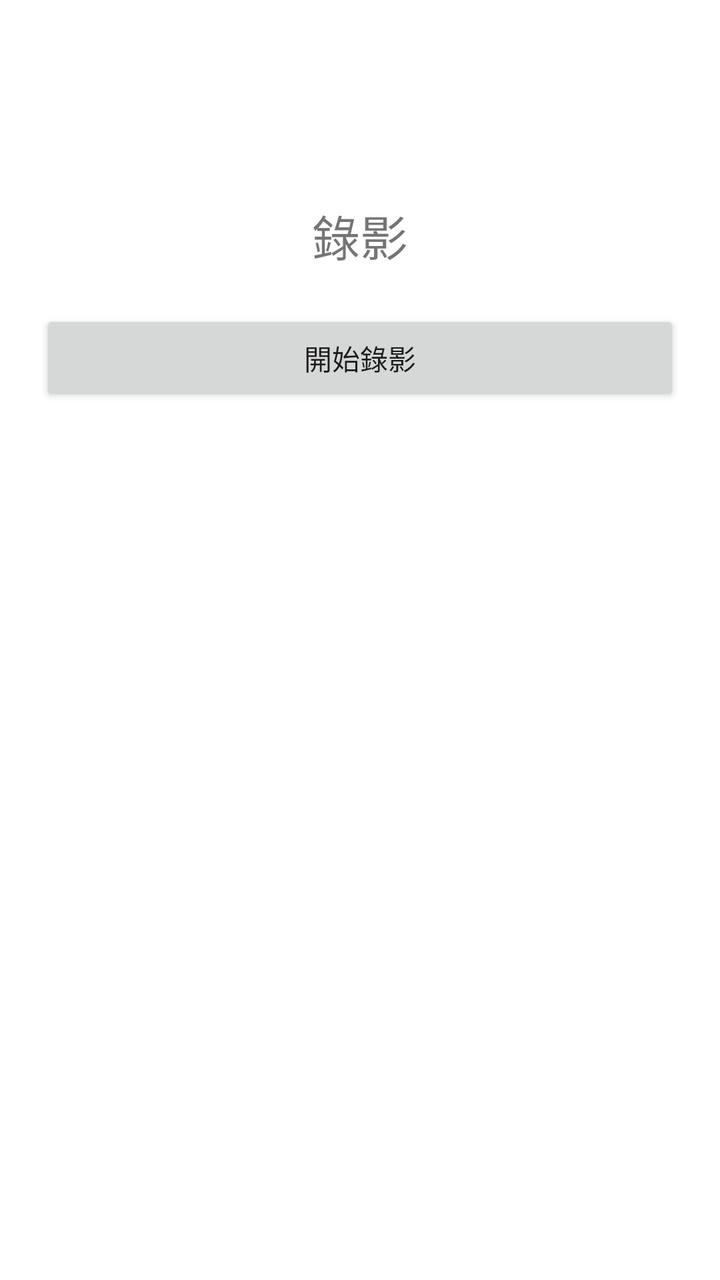
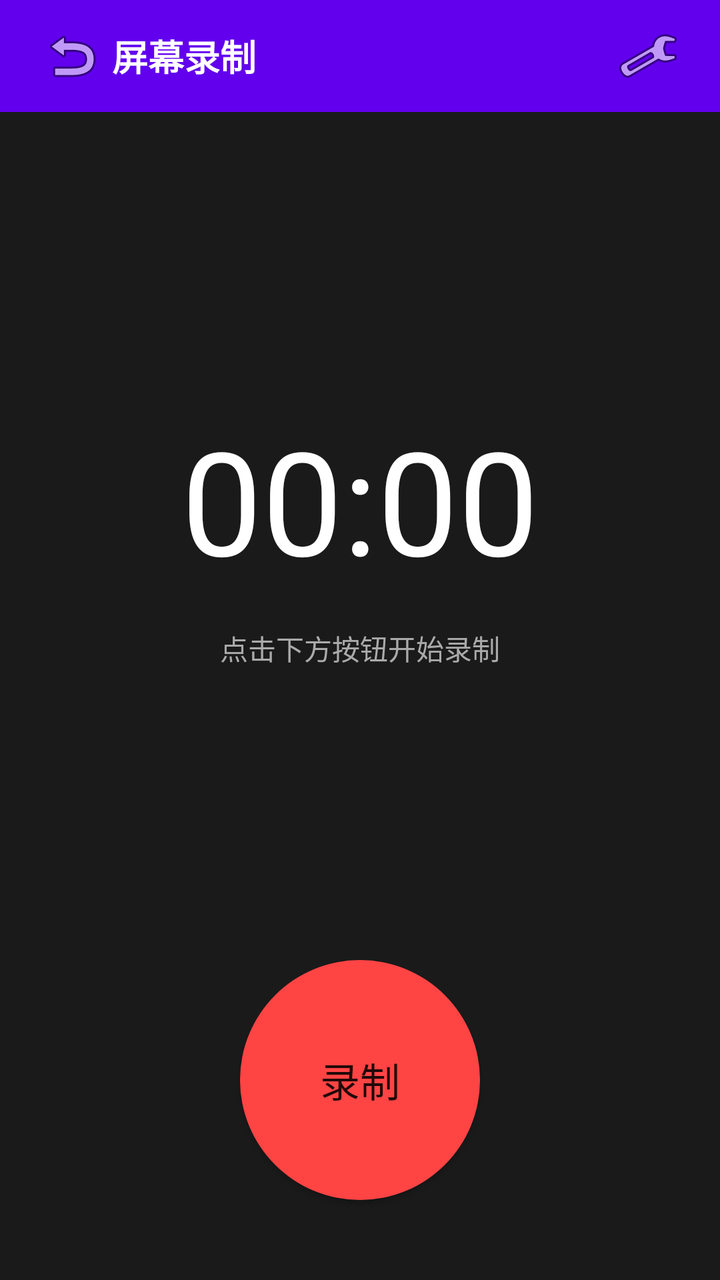

Two renders of the same Android screen: before a commit and after it. Below are the layout's source before the change and the commit's diff.
<!-- AndroidManifest.xml: application theme AppTheme -->
<!-- res/layout/activity_record.xml -->
<?xml version="1.0" encoding="utf-8"?>
<LinearLayout xmlns:android="http://schemas.android.com/apk/res/android"
    android:layout_width="match_parent"
    android:layout_height="match_parent"
    android:orientation="vertical"
    android:background="#FFFFFF">

    <TextView
        android:layout_width="match_parent"
        android:layout_height="wrap_content"
        android:text="錄影"
        android:textSize="24sp"
        android:gravity="center"
        android:layout_marginTop="100dp"/>

    <Button
        android:layout_width="match_parent"
        android:layout_height="wrap_content"
        android:text="開始錄影"
        android:layout_margin="20dp"/>
</LinearLayout>
<!-- resources referenced by this layout -->
<resources>
  <style name="AppTheme" parent="Theme.AppCompat.Light.NoActionBar">
          <item name="colorPrimary">#FF6200EE</item>
          <item name="colorPrimaryDark">#FF3700B3</item>
          <item name="colorAccent">#FF03DAC5</item>
      </style>
</resources>

<!-- the commit's change to res/layout/activity_record.xml (unified diff, before → after) -->
@@ -3,19 +3,49 @@
     android:layout_width="match_parent"
     android:layout_height="match_parent"
     android:orientation="vertical"
-    android:background="#FFFFFF">
+    android:background="#1A1A1A">
 
-    <TextView
+    <LinearLayout
         android:layout_width="match_parent"
-        android:layout_height="wrap_content"
-        android:text="錄影"
-        android:textSize="24sp"
+        android:layout_height="56dp"
+        android:background="#FF6200EE"
+        android:gravity="center_vertical"
+        android:paddingHorizontal="16dp">
+        <ImageButton android:id="@+id/btn_back"
+            android:layout_width="40dp" android:layout_height="40dp"
+            android:src="@android:drawable/ic_menu_revert"
+            android:background="?attr/selectableItemBackgroundBorderless"/>
+        <TextView
+            android:layout_width="0dp" android:layout_height="wrap_content"
+            android:layout_weight="1" android:text="屏幕录制"
+            android:textColor="#FFFFFF" android:textSize="18sp" android:textStyle="bold"/>
+        <ImageButton android:id="@+id/btn_settings"
+            android:layout_width="40dp" android:layout_height="40dp"
+            android:src="@android:drawable/ic_menu_manage"
+            android:background="?attr/selectableItemBackgroundBorderless"/>
+    </LinearLayout>
+
+    <LinearLayout
+        android:layout_width="match_parent"
+        android:layout_height="0dp"
+        android:layout_weight="1"
         android:gravity="center"
-        android:layout_marginTop="100dp"/>
+        android:orientation="vertical">
 
-    <Button
-        android:layout_width="match_parent"
-        android:layout_height="wrap_content"
-        android:text="開始錄影"
-        android:layout_margin="20dp"/>
+        <TextView android:id="@+id/tv_timer"
+            android:layout_width="wrap_content" android:layout_height="wrap_content"
+            android:text="00:00" android:textSize="72sp" android:textColor="#FFFFFF"/>
+
+        <TextView android:id="@+id/tv_status"
+            android:layout_width="wrap_content" android:layout_height="wrap_content"
+            android:text="点击下方按钮开始录制" android:textSize="14sp"
+            android:textColor="#AAAAAA" android:layout_marginTop="16dp"/>
+    </LinearLayout>
+
+    <Button android:id="@+id/btn_record"
+        android:layout_width="120dp" android:layout_height="120dp"
+        android:text="录制" android:textSize="20sp"
+        android:layout_gravity="center_horizontal"
+        android:layout_marginBottom="40dp"
+        android:background="@drawable/circle_btn_bg"/>
 </LinearLayout>
<!-- resource entries referenced after the edit -->
@@ -1,5 +1,12 @@
 <!-- resources referenced by this layout -->
 <resources>
+  <!-- drawable circle_btn_bg (drawable) -->
+  <?xml version="1.0" encoding="utf-8"?>
+  <shape xmlns:android="http://schemas.android.com/apk/res/android"
+      android:shape="oval">
+      <solid android:color="#FFFF4444"/>
+      <size android:width="120dp" android:height="120dp"/>
+  </shape>
   <style name="AppTheme" parent="Theme.AppCompat.Light.NoActionBar">
           <item name="colorPrimary">#FF6200EE</item>
           <item name="colorPrimaryDark">#FF3700B3</item>
